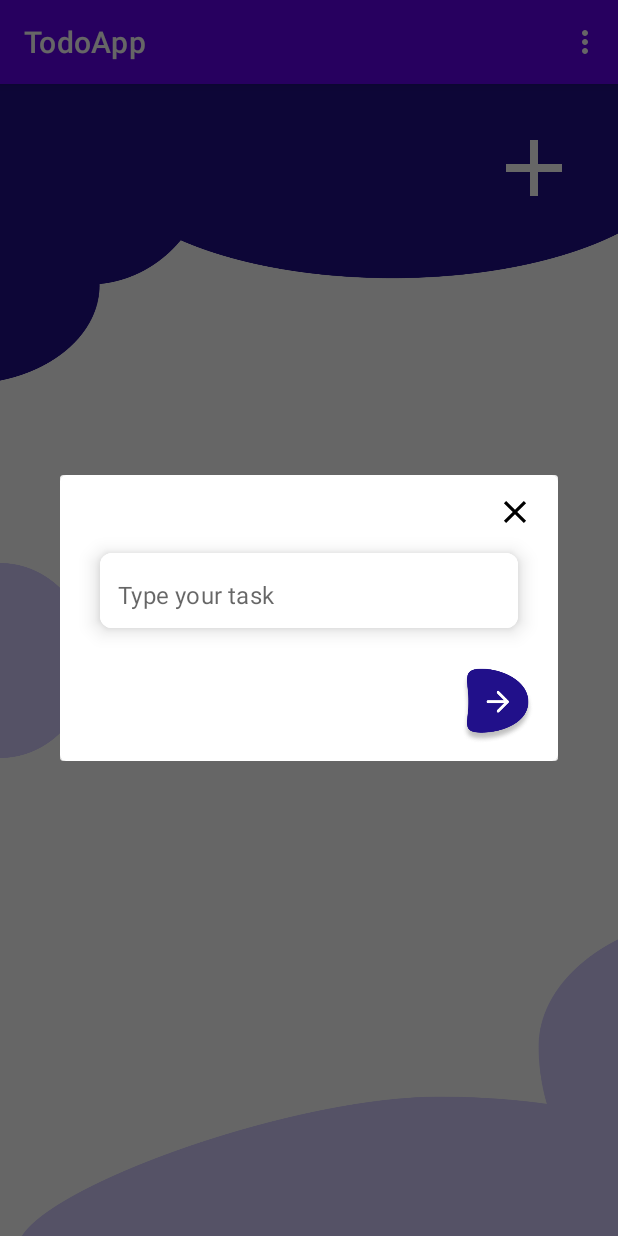
After one commit to saskatrpkov/kotlin-cas4, an Android app: the fragment AddTodoPopupFragment placed in its activity, on a phone screen of 412 x 824 dp. The commit adds this screen. Run offline under Robolectric (Android 15) with nearby library versions, the phone set to English and light mode, and no system bars; our stand-ins replace Firebase (no records; nobody signed in at launch, a user with empty details on screens opened directly).

Commit message:
odradjeni create,update i delete task

```diff
--- /dev/null
+++ b/app/src/main/java/com/example/todoapp/fragments/AddTodoPopupFragment.kt
@@ -0,0 +1,96 @@
+package com.example.todoapp.fragments
+
+import android.os.Bundle
+import androidx.fragment.app.Fragment
+import android.view.LayoutInflater
+import android.view.View
+import android.view.ViewGroup
+import android.widget.Toast
+import androidx.fragment.app.DialogFragment
+import com.example.todoapp.R
+import com.example.todoapp.databinding.FragmentAddTodoPopupBinding
+import com.example.todoapp.databinding.FragmentHomeBinding
+import com.example.todoapp.utils.ToDoData
+import com.google.android.material.textfield.TextInputEditText
+
+// TODO: Rename parameter arguments, choose names that match
+// the fragment initialization parameters, e.g. ARG_ITEM_NUMBER
+private const val ARG_PARAM1 = "param1"
+private const val ARG_PARAM2 = "param2"
+
+/**
+ * A simple [Fragment] subclass.
+ * Use the [AddTodoPopupFragment.newInstance] factory method to
+ * create an instance of this fragment.
+ */
+class AddTodoPopupFragment : DialogFragment() {
+
+
+    companion object{
+        const val TAG = "AddTodoPopupFragment"
+        @JvmStatic
+        fun newInstance(taskId: String, task : String) =
+            AddTodoPopupFragment().apply {
+                arguments = Bundle().apply {
+                    putString("taskId", taskId)
+                    putString("task", task)
+                }
+            }
+    }
+
+
+    private lateinit var binding: FragmentAddTodoPopupBinding
+    private lateinit var listener: DialogNextBtnClickListener
+    private var toDoData : ToDoData? = null
+
+    fun setListener(listener: DialogNextBtnClickListener){
+        this.listener=listener
+    }
+    override fun onCreateView(
+        inflater: LayoutInflater, container: ViewGroup?,
+        savedInstanceState: Bundle?
+    ): View? {
+        // Inflate the layout for this fragment
+        binding=FragmentAddTodoPopupBinding.inflate(inflater,container,false)
+        return binding.root
+    }
+
+    override fun onViewCreated(view: View, savedInstanceState: Bundle?) {
+        super.onViewCreated(view, savedInstanceState)
+        if(arguments != null){
+            toDoData = ToDoData(arguments?.getString("taskId").toString(),
+                arguments?.getString("task").toString())
+        }
+        binding.todoEt.setText(toDoData?.task)
+        registerEvents()
+
+    }
+
+    private fun registerEvents() {
+        binding.todoNextBtn.setOnClickListener{
+            val todoTask = binding.todoEt.text.toString().trim()
+            if(todoTask.isNotEmpty()){
+                if(toDoData == null){
+                    listener.onSaveTask(todoTask, binding.todoEt)
+                } else {
+                    toDoData?.task = todoTask
+                    listener.onUpdateTask(toDoData!!, binding.todoEt)
+                }
+            } else {
+                Toast.makeText(context, "Please type some task",
+                    Toast.LENGTH_SHORT).show()
+            }
+        }
+        binding.todoClose.setOnClickListener {
+            dismiss()
+        }
+    }
+
+
+
+    interface DialogNextBtnClickListener{
+        fun onSaveTask(todo:String,todoEt:TextInputEditText)
+        fun onUpdateTask(toDoData: ToDoData, todoEt: TextInputEditText)
+    }
+
+}
--- a/app/src/main/java/com/example/todoapp/fragments/HomeFragment.kt
+++ b/app/src/main/java/com/example/todoapp/fragments/HomeFragment.kt
@@ -2,15 +2,20 @@ package com.example.todoapp.fragments
 
 import android.os.Bundle
 import android.view.*
+import android.widget.Adapter
+import android.widget.Toast
 import androidx.fragment.app.Fragment
 import androidx.navigation.NavController
 import androidx.navigation.Navigation
+import androidx.recyclerview.widget.LinearLayoutManager
 import com.example.todoapp.R
 import com.example.todoapp.databinding.FragmentHomeBinding
 import com.example.todoapp.databinding.FragmentSignUpBinding
+import com.example.todoapp.utils.ToDoAdapter
+import com.example.todoapp.utils.ToDoData
+import com.google.android.material.textfield.TextInputEditText
 import com.google.firebase.auth.FirebaseAuth
-import com.google.firebase.database.DatabaseReference
-import com.google.firebase.database.FirebaseDatabase
+import com.google.firebase.database.*
 
 // TODO: Rename parameter arguments, choose names that match
 // the fragment initialization parameters, e.g. ARG_ITEM_NUMBER
@@ -22,30 +27,42 @@ private const val ARG_PARAM2 = "param2"
  * Use the [HomeFragment.newInstance] factory method to
  * create an instance of this fragment.
  */
-class HomeFragment : Fragment() {
+class HomeFragment : Fragment(),AddTodoPopupFragment.DialogNextBtnClickListener, ToDoAdapter.ToDoAdapterClicksInterface {
     private lateinit var auth: FirebaseAuth
     private lateinit var navController: NavController
     private lateinit var databaseRef:DatabaseReference
-
-
+    private lateinit var binding: FragmentHomeBinding
+    private var popUpFragment: AddTodoPopupFragment? = null
+    private lateinit var adapter: ToDoAdapter
+    private lateinit var mList: MutableList<ToDoData>
     override fun onCreateView(
         inflater: LayoutInflater, container: ViewGroup?,
         savedInstanceState: Bundle?
     ): View? {
         // Inflate the layout for this fragment
-        return inflater.inflate(R.layout.fragment_home, container, false)
+        //return inflater.inflate(R.layout.fragment_home, container, false)
+        binding=FragmentHomeBinding.inflate(inflater,container,false)
+        return binding.root
     }
 
     override fun onViewCreated(view: View, savedInstanceState: Bundle?) {
         super.onViewCreated(view, savedInstanceState)
         init(view)
         setHasOptionsMenu(true)
+        registerEvents()
+        getDataFromFirebase()
     }
 
     private fun init(view: View){
         navController= Navigation.findNavController(view)
         auth=FirebaseAuth.getInstance()
-        databaseRef=FirebaseDatabase.getInstance("https://mpos-1910e-default-rtdb.firebaseio.com").reference
+        databaseRef=FirebaseDatabase.getInstance("https://mpos-1910e-default-rtdb.firebaseio.com").reference.child("Tasks").child(auth.currentUser?.uid.toString())
+        binding.recyclerView.setHasFixedSize(true)
+        binding.recyclerView.layoutManager=LinearLayoutManager(context)
+        mList= mutableListOf()
+        adapter= ToDoAdapter(mList)
+        adapter.setListener(this)
+        binding.recyclerView.adapter=adapter
     }
 
     override fun onCreateOptionsMenu(menu: Menu, inflater: MenuInflater) {
@@ -62,4 +79,88 @@ class HomeFragment : Fragment() {
         }
         return false
     }
+
+    private fun registerEvents() {
+        binding.addBtnHome.setOnClickListener {
+            if(popUpFragment != null){
+                childFragmentManager.beginTransaction().remove(popUpFragment!!).commit()
+            }
+            popUpFragment = AddTodoPopupFragment()
+            popUpFragment!!.setListener(this)
+            popUpFragment!!.show(childFragmentManager, AddTodoPopupFragment.TAG)
+        }
+    }
+
+
+
+    override fun onSaveTask(todo: String, todoEt: TextInputEditText) {
+        databaseRef.push().setValue(todo).addOnCompleteListener {
+            if(it.isSuccessful){
+                Toast.makeText( context,"Todo saved successfully", Toast.LENGTH_SHORT).show()
+                todoEt.text=null
+            }else{
+                Toast.makeText(context, it.exception?.message, Toast.LENGTH_SHORT).show()
+            }
+            popUpFragment!!.dismiss()
+        }
+
+    }
+
+    override fun onUpdateTask(toDoData: ToDoData, todoEt: TextInputEditText) {
+        val map = HashMap<String, Any>()
+        map[toDoData.taskId] = toDoData.task
+        databaseRef.updateChildren(map).addOnCompleteListener {
+            if(it.isSuccessful){
+                Toast.makeText(context, "Updated successfully!",
+                    Toast.LENGTH_SHORT).show()
+            } else {
+                Toast.makeText(context, it.exception?.message,
+                    Toast.LENGTH_SHORT).show()
+            }
+            todoEt.text = null
+            popUpFragment!!.dismiss()
+        }
+
+    }
+
+    private fun getDataFromFirebase(){
+        databaseRef.addValueEventListener(object : ValueEventListener{
+            override fun onDataChange(snapshot: DataSnapshot) {
+                mList.clear()
+                for (taskSnapshot in snapshot.children){
+                    val todoTask=taskSnapshot.key?.let {
+                        ToDoData(it,taskSnapshot.value.toString())
+                    }
+                    if(todoTask!=null){
+                        mList.add(todoTask)
+                    }
+                }
+                adapter.notifyDataSetChanged()
+            }
+
+            override fun onCancelled(error: DatabaseError) {
+                Toast.makeText(context,error.message,Toast.LENGTH_SHORT).show()
+            }
+
+        })
+    }
+    override fun onDeleteTaskBtnClicked(toDoData: ToDoData) {
+        databaseRef.child(toDoData.taskId).removeValue().addOnCompleteListener {
+            if(it.isSuccessful){
+                Toast.makeText(context,"Deleted successfully", Toast.LENGTH_SHORT).show()
+            }else{
+                Toast.makeText(context,it.exception?.message, Toast.LENGTH_SHORT).show()
+            }
+        }
+    }
+
+    override fun onEditTaskBtnClicked(toDoData: ToDoData) {
+        if(popUpFragment != null){
+            childFragmentManager.beginTransaction().remove(popUpFragment!!).commit()
+            popUpFragment = AddTodoPopupFragment.newInstance(toDoData.taskId,
+                toDoData.task)
+            popUpFragment!!.setListener(this)
+            popUpFragment!!.show(childFragmentManager, AddTodoPopupFragment.TAG)
+        }
+    }
 }
--- /dev/null
+++ b/app/src/main/java/com/example/todoapp/utils/ToDoAdapter.kt
@@ -0,0 +1,43 @@
+package com.example.todoapp.utils
+
+import android.view.LayoutInflater
+import android.view.ViewGroup
+import androidx.recyclerview.widget.RecyclerView
+import com.example.todoapp.databinding.EachTodoItemBinding
+
+class ToDoAdapter(private val list: MutableList<ToDoData>) : RecyclerView.Adapter<ToDoAdapter.ToDoViewHolder>(){
+    inner class ToDoViewHolder(val binding: EachTodoItemBinding):RecyclerView.ViewHolder(binding.root)
+
+    override fun onCreateViewHolder(parent: ViewGroup, viewType: Int): ToDoViewHolder {
+        val binding=EachTodoItemBinding.inflate(LayoutInflater.from(parent.context),parent,false)
+        return ToDoViewHolder(binding)
+    }
+
+    override fun getItemCount(): Int {
+        return list.size
+    }
+
+    override fun onBindViewHolder(holder: ToDoViewHolder, position: Int) {
+        with(holder){
+            with(list[position]){
+                binding.todoTask.text=task
+                binding.deleteTask.setOnClickListener {
+                    listener?.onDeleteTaskBtnClicked(this)
+                }
+                binding.editTask.setOnClickListener {
+                    listener?.onEditTaskBtnClicked(this)
+                }
+            }
+        }
+    }
+    interface ToDoAdapterClicksInterface{
+        fun onDeleteTaskBtnClicked(toDoData: ToDoData)
+        fun onEditTaskBtnClicked(toDoData: ToDoData)
+    }
+
+    private var listener:ToDoAdapterClicksInterface?=null
+
+    fun setListener(listener:ToDoAdapterClicksInterface){
+        this.listener=listener
+    }
+}
--- /dev/null
+++ b/app/src/main/java/com/example/todoapp/utils/ToDoData.kt
@@ -0,0 +1,3 @@
+package com.example.todoapp.utils
+
+data class ToDoData(val taskId:String,var task:String)
--- /dev/null
+++ b/app/src/main/res/drawable/baseline_add_24.xml
@@ -0,0 +1,5 @@
+<vector android:height="24dp" android:tint="#FFFFFF"
+    android:viewportHeight="24" android:viewportWidth="24"
+    android:width="24dp" xmlns:android="http://schemas.android.com/apk/res/android">
+    <path android:fillColor="@android:color/white" android:pathData="M19,13h-6v6h-2v-6H5v-2h6V5h2v6h6v2z"/>
+</vector>
--- /dev/null
+++ b/app/src/main/res/drawable/baseline_close_24.xml
@@ -0,0 +1,5 @@
+<vector android:height="24dp" android:tint="#000000"
+    android:viewportHeight="24" android:viewportWidth="24"
+    android:width="24dp" xmlns:android="http://schemas.android.com/apk/res/android">
+    <path android:fillColor="@android:color/white" android:pathData="M19,6.41L17.59,5 12,10.59 6.41,5 5,6.41 10.59,12 5,17.59 6.41,19 12,13.41 17.59,19 19,17.59 13.41,12z"/>
+</vector>
--- /dev/null
+++ b/app/src/main/res/drawable/baseline_delete_24.xml
@@ -0,0 +1,5 @@
+<vector android:height="24dp" android:tint="#EB1212"
+    android:viewportHeight="24" android:viewportWidth="24"
+    android:width="24dp" xmlns:android="http://schemas.android.com/apk/res/android">
+    <path android:fillColor="@android:color/white" android:pathData="M6,19c0,1.1 0.9,2 2,2h8c1.1,0 2,-0.9 2,-2V7H6v12zM19,4h-3.5l-1,-1h-5l-1,1H5v2h14V4z"/>
+</vector>
--- /dev/null
+++ b/app/src/main/res/drawable/baseline_edit_24.xml
@@ -0,0 +1,5 @@
+<vector android:height="24dp" android:tint="#1212EB"
+    android:viewportHeight="24" android:viewportWidth="24"
+    android:width="24dp" xmlns:android="http://schemas.android.com/apk/res/android">
+    <path android:fillColor="@android:color/white" android:pathData="M3,17.25V21h3.75L17.81,9.94l-3.75,-3.75L3,17.25zM20.71,7.04c0.39,-0.39 0.39,-1.02 0,-1.41l-2.34,-2.34c-0.39,-0.39 -1.02,-0.39 -1.41,0l-1.83,1.83 3.75,3.75 1.83,-1.83z"/>
+</vector>
--- /dev/null
+++ b/app/src/main/res/layout/fragment_add_todo_popup.xml
@@ -0,0 +1,61 @@
+<?xml version="1.0" encoding="utf-8"?>
+<com.google.android.material.card.MaterialCardView
+    xmlns:android="http://schemas.android.com/apk/res/android"
+    xmlns:app="http://schemas.android.com/apk/res-auto"
+    xmlns:tools="http://schemas.android.com/tools"
+    android:layout_width="400dp"
+    android:layout_height="wrap_content"
+    tools:context=".fragments.AddTodoPopupFragment">
+    <androidx.constraintlayout.widget.ConstraintLayout
+        android:layout_width="match_parent"
+        android:layout_height="wrap_content">
+        <ImageView
+            android:id="@+id/todoClose"
+            android:layout_width="25dp"
+            android:layout_height="25dp"
+            android:layout_marginTop="12dp"
+            android:src="@drawable/baseline_close_24"
+            app:layout_constraintEnd_toEndOf="@+id/cardView1"
+            app:layout_constraintTop_toTopOf="parent" />
+        <com.google.android.material.card.MaterialCardView
+            android:id="@+id/cardView1"
+            android:layout_width="300dp"
+            android:layout_height="wrap_content"
+            android:layout_marginHorizontal="16dp"
+            app:cardCornerRadius="8dp"
+            app:cardElevation="8dp"
+            app:cardUseCompatPadding="true"
+            app:layout_constraintEnd_toEndOf="parent"
+            app:layout_constraintHorizontal_bias="0.5"
+            app:layout_constraintStart_toStartOf="parent"
+            app:layout_constraintTop_toBottomOf="@+id/todoClose">
+            <com.google.android.material.textfield.TextInputLayout
+                android:layout_width="match_parent"
+                android:layout_height="50dp"
+                android:background="@color/white"
+                app:boxStrokeWidth="0dp"
+                app:boxStrokeWidthFocused="0dp"
+                app:hintEnabled="false">
+                <com.google.android.material.textfield.TextInputEditText
+                    android:id="@+id/todoEt"
+                    android:layout_width="match_parent"
+                    android:layout_height="50dp"
+                    android:background="@color/white"
+                    android:hint="@string/type_your_task"
+                    android:inputType="textEmailAddress"
+                    android:paddingStart="12dp"
+                    android:paddingTop="15dp" />
+            </com.google.android.material.textfield.TextInputLayout>
+        </com.google.android.material.card.MaterialCardView>
+        <ImageView
+            android:id="@+id/todoNextBtn"
+            android:layout_width="50dp"
+            android:layout_height="50dp"
+            android:src="@drawable/btn"
+            app:layout_constraintBottom_toBottomOf="parent"
+            android:layout_marginBottom="12dp"
+            app:layout_constraintTop_toBottomOf="@+id/cardView1"
+            app:layout_constraintEnd_toEndOf="@+id/cardView1"
+            android:layout_marginTop="12dp"/>
+    </androidx.constraintlayout.widget.ConstraintLayout>
+</com.google.android.material.card.MaterialCardView>
--- a/app/src/main/res/layout/fragment_home.xml
+++ b/app/src/main/res/layout/fragment_home.xml
@@ -19,6 +19,15 @@
         app:layout_constraintStart_toStartOf="parent"
         app:layout_constraintTop_toTopOf="parent" />
     <ImageView
+        android:id="@+id/addBtnHome"
+        android:layout_width="64dp"
+        android:layout_height="64dp"
+        android:layout_marginTop="24dp"
+        android:layout_marginEnd="24dp"
+        android:src="@drawable/baseline_add_24"
+        app:layout_constraintEnd_toEndOf="parent"
+        app:layout_constraintTop_toTopOf="parent"/>
+    <ImageView
         android:id="@+id/imageView2"
         android:layout_width="60dp"
         android:layout_height="130dp"
@@ -39,7 +48,15 @@
         app:layout_constraintHorizontal_bias="0.5"
         app:layout_constraintStart_toStartOf="parent" />
 
-
+    <androidx.recyclerview.widget.RecyclerView
+        android:id="@+id/recyclerView"
+        android:layout_width="0dp"
+        android:layout_height="0dp"
+        app:layout_constraintBottom_toBottomOf="@+id/imageView3"
+        app:layout_constraintEnd_toEndOf="parent"
+        app:layout_constraintHorizontal_bias="0.5"
+        app:layout_constraintStart_toStartOf="parent"
+        app:layout_constraintTop_toBottomOf="@+id/imageView" />
 
 
 </androidx.constraintlayout.widget.ConstraintLayout>
--- a/app/src/main/res/values/strings.xml
+++ b/app/src/main/res/values/strings.xml
@@ -8,4 +8,5 @@
     <string name="retype_your_password">Retype your Password:</string>
     <string name="already_registered">Already registered!</string>
     <string name="sign_in">Sign In</string>
+    <string name="type_your_task">Type your task</string>
 </resources>
```
Also changed, not shown: app/src/main/res/layout/each_todo_item.xml (added, +44 -0 lines).
